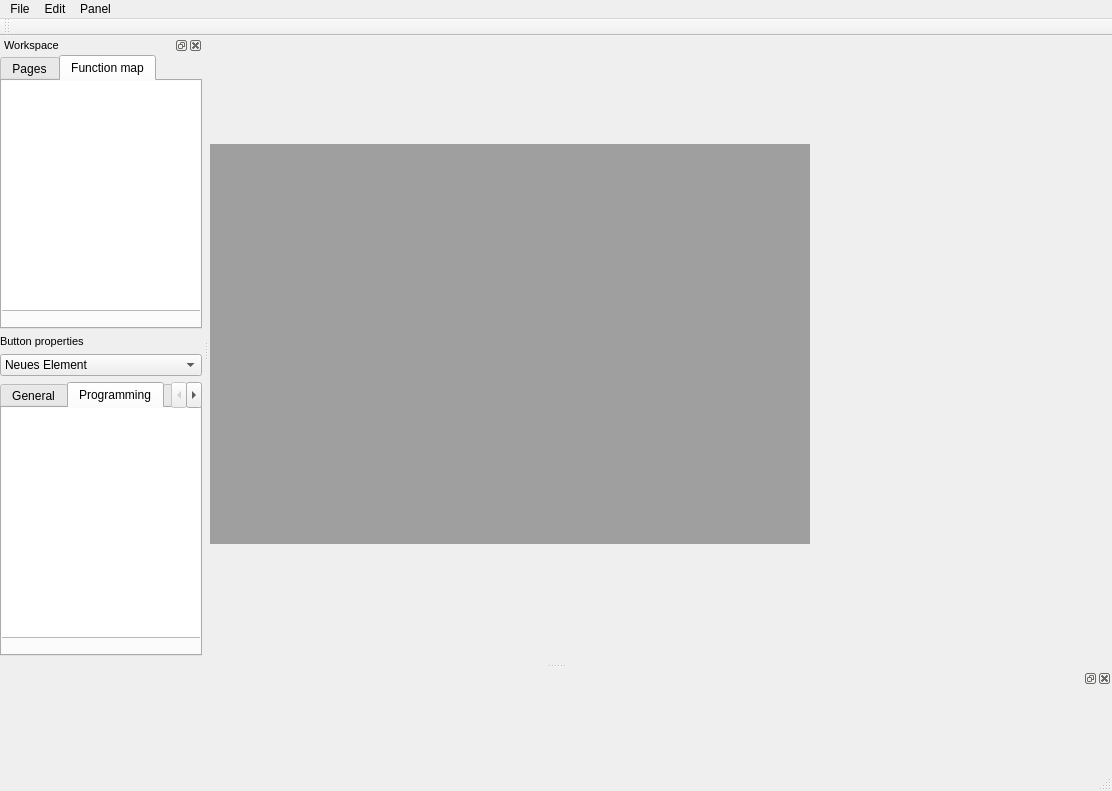
Old version of the form src/tsurface.ui in the repository TheLord45/tsurface.
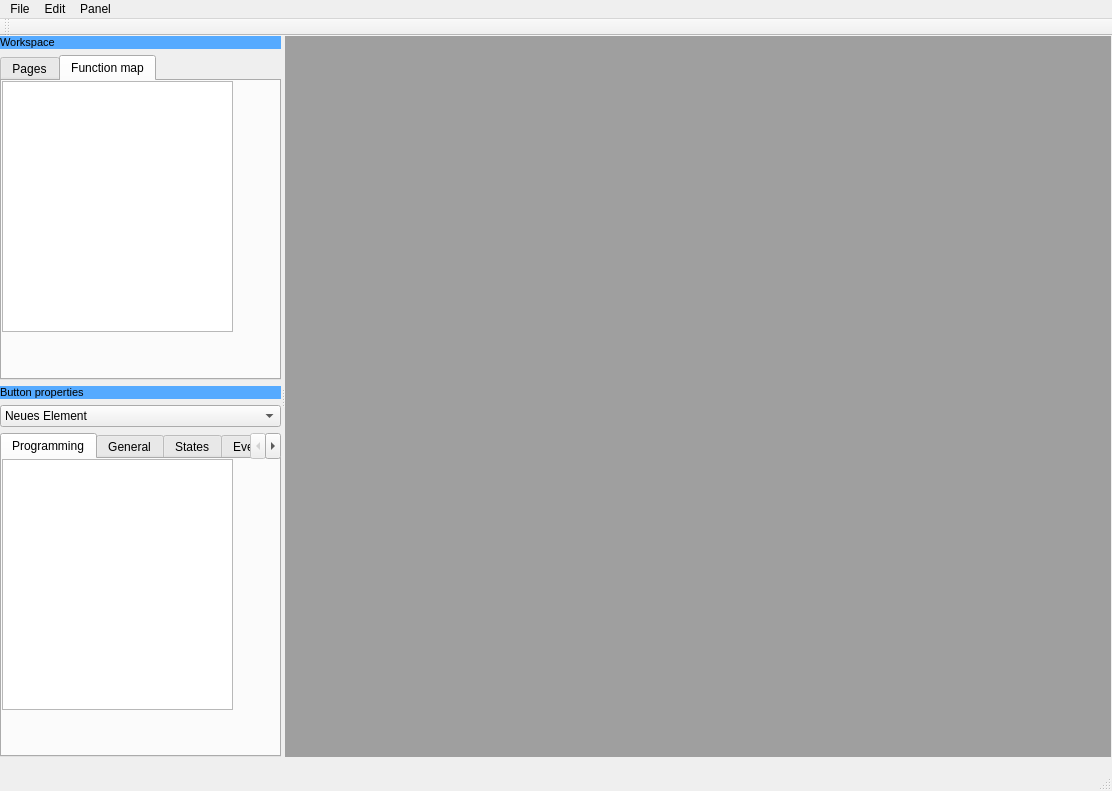
New version of the form. The open tabs and pages were chosen to show the change. Icons and pictures are not drawn.

Commit message: Adds main window resizing and archive extraction

```diff
--- a/src/tsurface.ui
+++ b/src/tsurface.ui
@@ -14,45 +14,225 @@
    <string>tsurface</string>
   </property>
   <widget class="QWidget" name="centralWidget">
-   <widget class="QWidget" name="verticalLayoutWidget_2">
+   <widget class="QSplitter" name="splitter">
     <property name="geometry">
      <rect>
-      <x>-1</x>
-      <y>-1</y>
-      <width>901</width>
-      <height>621</height>
+      <x>0</x>
+      <y>0</y>
+      <width>1111</width>
+      <height>721</height>
      </rect>
     </property>
-    <layout class="QVBoxLayout" name="verticalLayoutMDI">
-     <property name="sizeConstraint">
-      <enum>QLayout::SizeConstraint::SetDefaultConstraint</enum>
-     </property>
-     <property name="leftMargin">
-      <number>2</number>
-     </property>
-     <property name="rightMargin">
-      <number>1</number>
-     </property>
-     <property name="bottomMargin">
-      <number>2</number>
-     </property>
-     <item>
-      <widget class="QMdiArea" name="mdiArea">
-       <property name="sizePolicy">
-        <sizepolicy hsizetype="Maximum" vsizetype="Maximum">
-         <horstretch>0</horstretch>
-         <verstretch>0</verstretch>
-        </sizepolicy>
-       </property>
-       <property name="minimumSize">
-        <size>
-         <width>600</width>
-         <height>400</height>
-        </size>
-       </property>
-      </widget>
-     </item>
-    </layout>
+    <property name="sizePolicy">
+     <sizepolicy hsizetype="Preferred" vsizetype="Preferred">
+      <horstretch>0</horstretch>
+      <verstretch>0</verstretch>
+     </sizepolicy>
+    </property>
+    <property name="orientation">
+     <enum>Qt::Orientation::Horizontal</enum>
+    </property>
+    <widget class="QWidget" name="verticalLayoutWidget_7">
+     <layout class="QVBoxLayout" name="verticalLayoutLeft">
+      <property name="sizeConstraint">
+       <enum>QLayout::SizeConstraint::SetDefaultConstraint</enum>
+      </property>
+      <item>
+       <widget class="QLabel" name="labelWorkspace">
+        <property name="font">
+         <font>
+          <pointsize>8</pointsize>
+         </font>
+        </property>
+        <property name="styleSheet">
+         <string notr="true">background-color: rgb(85, 170, 255);</string>
+        </property>
+        <property name="text">
+         <string>Workspace</string>
+        </property>
+       </widget>
+      </item>
+      <item>
+       <widget class="QTabWidget" name="tabWidgetWorkspace">
+        <property name="minimumSize">
+         <size>
+          <width>200</width>
+          <height>200</height>
+         </size>
+        </property>
+        <property name="font">
+         <font>
+          <pointsize>9</pointsize>
+         </font>
+        </property>
+        <property name="currentIndex">
+         <number>0</number>
+        </property>
+        <widget class="QWidget" name="tabPages">
+         <attribute name="title">
+          <string>Pages</string>
+         </attribute>
+         <widget class="QTreeView" name="treeViewPages">
+          <property name="geometry">
+           <rect>
+            <x>0</x>
+            <y>0</y>
+            <width>231</width>
+            <height>251</height>
+           </rect>
+          </property>
+         </widget>
+        </widget>
+        <widget class="QWidget" name="tabFunctionMap">
+         <property name="sizePolicy">
+          <sizepolicy hsizetype="Expanding" vsizetype="Expanding">
+           <horstretch>0</horstretch>
+           <verstretch>0</verstretch>
+          </sizepolicy>
+         </property>
+         <attribute name="title">
+          <string>Function map</string>
+         </attribute>
+         <widget class="QTreeView" name="treeViewFunctionMap">
+          <property name="geometry">
+           <rect>
+            <x>0</x>
+            <y>0</y>
+            <width>231</width>
+            <height>251</height>
+           </rect>
+          </property>
+         </widget>
+        </widget>
+       </widget>
+      </item>
+      <item>
+       <widget class="QLabel" name="labelProperties">
+        <property name="font">
+         <font>
+          <pointsize>8</pointsize>
+         </font>
+        </property>
+        <property name="styleSheet">
+         <string notr="true">background-color: rgb(85, 170, 255);</string>
+        </property>
+        <property name="text">
+         <string>Button properties</string>
+        </property>
+       </widget>
+      </item>
+      <item>
+       <widget class="QComboBox" name="comboBoxElement">
+        <property name="font">
+         <font>
+          <pointsize>9</pointsize>
+         </font>
+        </property>
+        <item>
+         <property name="text">
+          <string>Neues Element</string>
+         </property>
+        </item>
+       </widget>
+      </item>
+      <item>
+       <widget class="QTabWidget" name="tabWidgetProperties">
+        <property name="minimumSize">
+         <size>
+          <width>200</width>
+          <height>200</height>
+         </size>
+        </property>
+        <property name="font">
+         <font>
+          <pointsize>9</pointsize>
+         </font>
+        </property>
+        <property name="currentIndex">
+         <number>0</number>
+        </property>
+        <widget class="QWidget" name="tabProgramming">
+         <attribute name="title">
+          <string>Programming</string>
+         </attribute>
+         <widget class="QColumnView" name="columnViewProgramming">
+          <property name="geometry">
+           <rect>
+            <x>0</x>
+            <y>0</y>
+            <width>231</width>
+            <height>251</height>
+           </rect>
+          </property>
+         </widget>
+        </widget>
+        <widget class="QWidget" name="tabGeneral">
+         <attribute name="title">
+          <string>General</string>
+         </attribute>
+         <widget class="QColumnView" name="columnViewGeneral">
+          <property name="geometry">
+           <rect>
+            <x>0</x>
+            <y>0</y>
+            <width>231</width>
+            <height>251</height>
+           </rect>
+          </property>
+         </widget>
+        </widget>
+        <widget class="QWidget" name="tabStates">
+         <attribute name="title">
+          <string>States</string>
+         </attribute>
+        </widget>
+        <widget class="QWidget" name="tabEvents">
+         <attribute name="title">
+          <string>Events</string>
+         </attribute>
+        </widget>
+       </widget>
+      </item>
+     </layout>
+    </widget>
+    <widget class="QWidget" name="verticalLayoutWidget_2">
+     <layout class="QVBoxLayout" name="verticalLayoutMidi">
+      <property name="sizeConstraint">
+       <enum>QLayout::SizeConstraint::SetDefaultConstraint</enum>
+      </property>
+      <item>
+       <widget class="QMdiArea" name="mdiArea">
+        <property name="sizePolicy">
+         <sizepolicy hsizetype="Preferred" vsizetype="Preferred">
+          <horstretch>0</horstretch>
+          <verstretch>0</verstretch>
+         </sizepolicy>
+        </property>
+        <property name="minimumSize">
+         <size>
+          <width>600</width>
+          <height>400</height>
+         </size>
+        </property>
+        <property name="verticalScrollBarPolicy">
+         <enum>Qt::ScrollBarPolicy::ScrollBarAsNeeded</enum>
+        </property>
+        <property name="horizontalScrollBarPolicy">
+         <enum>Qt::ScrollBarPolicy::ScrollBarAsNeeded</enum>
+        </property>
+        <property name="sizeAdjustPolicy">
+         <enum>QAbstractScrollArea::SizeAdjustPolicy::AdjustToContents</enum>
+        </property>
+        <property name="tabsClosable">
+         <bool>true</bool>
+        </property>
+        <property name="tabsMovable">
+         <bool>true</bool>
+        </property>
+       </widget>
+      </item>
+     </layout>
+    </widget>
    </widget>
   </widget>
   <widget class="QMenuBar" name="menuBar">
@@ -110,215 +290,6 @@
    </attribute>
   </widget>
   <widget class="QStatusBar" name="statusBar"/>
-  <widget class="QDockWidget" name="dockWidgetLeft">
-   <property name="minimumSize">
-    <size>
-     <width>203</width>
-     <height>400</height>
-    </size>
-   </property>
-   <property name="font">
-    <font>
-     <pointsize>8</pointsize>
-    </font>
-   </property>
-   <property name="floating">
-    <bool>false</bool>
-   </property>
-   <property name="features">
-    <set>QDockWidget::DockWidgetFeature::DockWidgetClosable|QDockWidget::DockWidgetFeature::DockWidgetFloatable|QDockWidget::DockWidgetFeature::DockWidgetMovable</set>
-   </property>
-   <property name="allowedAreas">
-    <set>Qt::DockWidgetArea::AllDockWidgetAreas</set>
-   </property>
-   <property name="windowTitle">
-    <string>Workspace</string>
-   </property>
-   <attribute name="dockWidgetArea">
-    <number>1</number>
-   </attribute>
-   <widget class="QWidget" name="dockWidgetContentsLeft">
-    <widget class="QWidget" name="verticalLayoutWidget">
-     <property name="geometry">
-      <rect>
-       <x>0</x>
-       <y>0</y>
-       <width>202</width>
-       <height>601</height>
-      </rect>
-     </property>
-     <layout class="QVBoxLayout" name="verticalLayoutLeft">
-      <item>
-       <widget class="QTabWidget" name="tabWidgetWorkspace">
-        <property name="minimumSize">
-         <size>
-          <width>200</width>
-          <height>200</height>
-         </size>
-        </property>
-        <property name="font">
-         <font>
-          <pointsize>9</pointsize>
-         </font>
-        </property>
-        <property name="currentIndex">
-         <number>0</number>
-        </property>
-        <widget class="QWidget" name="tabPages">
-         <attribute name="title">
-          <string>Pages</string>
-         </attribute>
-         <widget class="QWidget" name="verticalLayoutWidget_3">
-          <property name="geometry">
-           <rect>
-            <x>-1</x>
-            <y>-1</y>
-            <width>201</width>
-            <height>231</height>
-           </rect>
-          </property>
-          <layout class="QVBoxLayout" name="verticalLayout">
-           <item>
-            <widget class="QTreeView" name="treeViewPages"/>
-           </item>
-          </layout>
-         </widget>
-        </widget>
-        <widget class="QWidget" name="tabFunctionMap">
-         <attribute name="title">
-          <string>Function map</string>
-         </attribute>
-         <widget class="QWidget" name="verticalLayoutWidget_4">
-          <property name="geometry">
-           <rect>
-            <x>-1</x>
-            <y>-1</y>
-            <width>201</width>
-            <height>231</height>
-           </rect>
-          </property>
-          <layout class="QVBoxLayout" name="verticalLayout_2">
-           <item>
-            <widget class="QTreeView" name="treeViewFunctionMap"/>
-           </item>
-          </layout>
-         </widget>
-        </widget>
-       </widget>
-      </item>
-      <item>
-       <widget class="QLabel" name="labelProperties">
-        <property name="font">
-         <font>
-          <pointsize>8</pointsize>
-         </font>
-        </property>
-        <property name="text">
-         <string>Button properties</string>
-        </property>
-       </widget>
-      </item>
-      <item>
-       <widget class="QComboBox" name="comboBoxElement">
-        <property name="font">
-         <font>
-          <pointsize>9</pointsize>
-         </font>
-        </property>
-        <item>
-         <property name="text">
-          <string>Neues Element</string>
-         </property>
-        </item>
-       </widget>
-      </item>
-      <item>
-       <widget class="QTabWidget" name="tabWidgetProperties">
-        <property name="minimumSize">
-         <size>
-          <width>200</width>
-          <height>200</height>
-         </size>
-        </property>
-        <property name="font">
-         <font>
-          <pointsize>9</pointsize>
-         </font>
-        </property>
-        <property name="currentIndex">
-         <number>0</number>
-        </property>
-        <widget class="QWidget" name="tabGeneral">
-         <attribute name="title">
-          <string>General</string>
-         </attribute>
-         <widget class="QWidget" name="verticalLayoutWidget_5">
-          <property name="geometry">
-           <rect>
-            <x>-1</x>
-            <y>-1</y>
-            <width>201</width>
-            <height>231</height>
-           </rect>
-          </property>
-          <layout class="QVBoxLayout" name="verticalLayoutGeneral">
-           <item>
-            <widget class="QColumnView" name="columnViewGeneral"/>
-           </item>
-          </layout>
-         </widget>
-        </widget>
-        <widget class="QWidget" name="tabProgramming">
-         <attribute name="title">
-          <string>Programming</string>
-         </attribute>
-         <widget class="QWidget" name="verticalLayoutWidget_6">
-          <property name="geometry">
-           <rect>
-            <x>-1</x>
-            <y>-1</y>
-            <width>201</width>
-            <height>231</height>
-           </rect>
-          </property>
-          <layout class="QVBoxLayout" name="verticalLayoutProgramming">
-           <item>
-            <widget class="QColumnView" name="columnViewProgramming"/>
-           </item>
-          </layout>
-         </widget>
-        </widget>
-        <widget class="QWidget" name="tabStates">
-         <attribute name="title">
-          <string>States</string>
-         </attribute>
-        </widget>
-        <widget class="QWidget" name="tabEvents">
-         <attribute name="title">
-          <string>Events</string>
-         </attribute>
-        </widget>
-       </widget>
-      </item>
-     </layout>
-    </widget>
-   </widget>
-  </widget>
-  <widget class="QDockWidget" name="dockWidgetBottom">
-   <property name="minimumSize">
-    <size>
-     <width>600</width>
-     <height>100</height>
-    </size>
-   </property>
-   <property name="floating">
-    <bool>false</bool>
-   </property>
-   <attribute name="dockWidgetArea">
-    <number>8</number>
-   </attribute>
-   <widget class="QWidget" name="dockWidgetContentsBottom"/>
-  </widget>
   <action name="actionOpen">
    <property name="icon">
     <iconset theme="QIcon::ThemeIcon::DocumentOpen"/>
```
Left out of the diff: 21 changed lines with no effect on the pictures. The commit also changes 9 other files.
